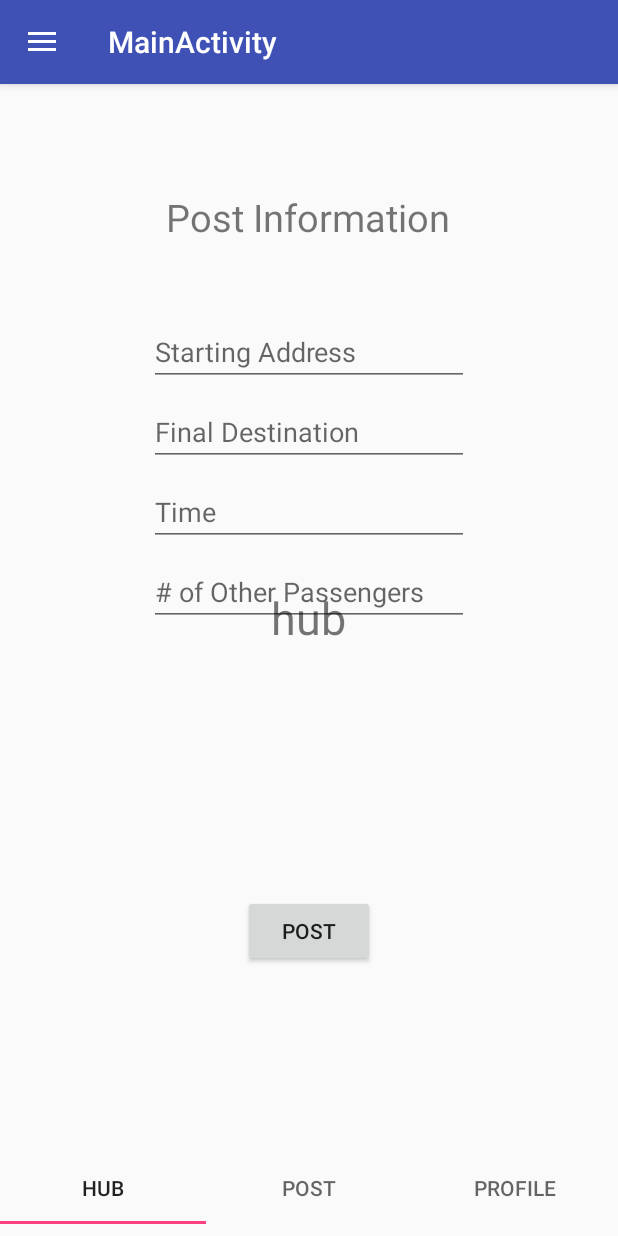
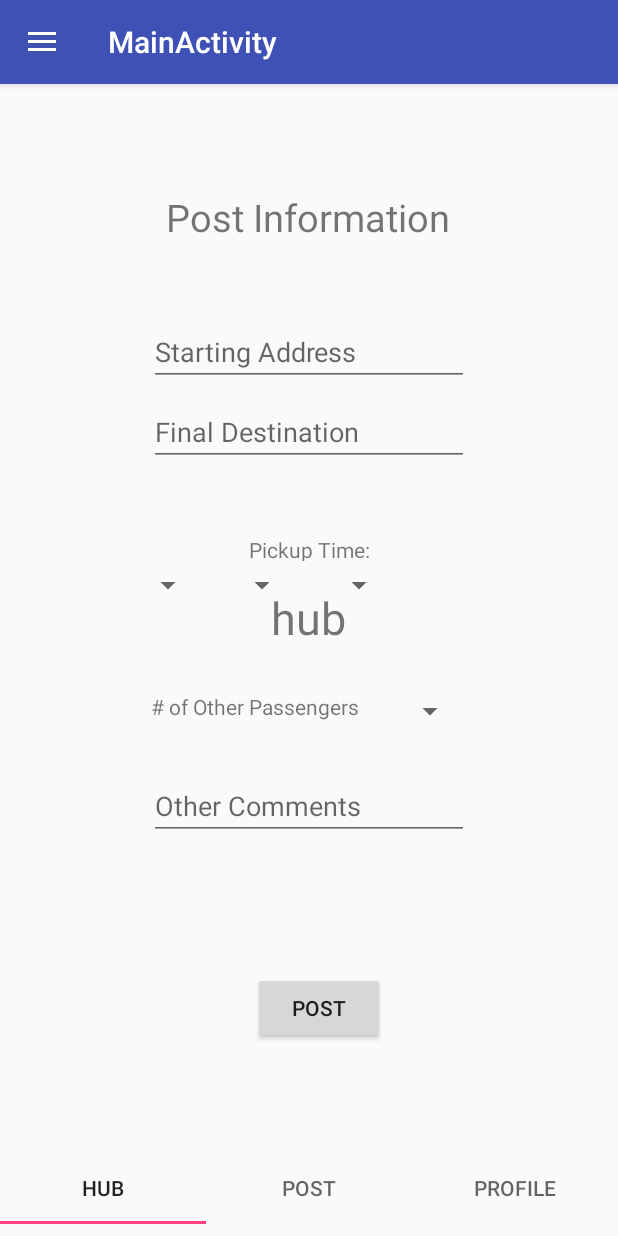
Before and after one commit to zdward/GrouberAndroid, an Android app: the fragment Post_Fragment placed in its activity, on a phone screen of 412 x 824 dp. Run offline under Robolectric (Android 15) with nearby library versions, the phone set to English and light mode, and no system bars.

Commit message:
Fleshed out post page by adding dropdown options and more input boxes.

```diff
--- a/app/src/main/res/layout/fragment_post_.xml
+++ b/app/src/main/res/layout/fragment_post_.xml
@@ -4,7 +4,9 @@
     xmlns:tools="http://schemas.android.com/tools"
     android:layout_width="match_parent"
     android:layout_height="match_parent"
-    tools:context=".Post_Fragment">
+    tools:context=".Post_Fragment"
+    >
+
 
     <TextView
         android:id="@+id/title"
@@ -58,8 +60,26 @@
         app:layout_constraintTop_toBottomOf="@+id/startDestination"
         app:layout_constraintVertical_bias="0.0" />
 
-    <EditText
-        android:id="@+id/time"
+    <Spinner
+        android:id="@+id/hour"
+        android:layout_width="wrap_content"
+        android:layout_height="wrap_content"
+        android:layout_marginStart="60dp"
+        android:layout_marginTop="8dp"
+        android:layout_marginEnd="8dp"
+        android:layout_marginBottom="8dp"
+        android:ems="10"
+        android:hint="Time"
+        android:inputType="textPersonName"
+        app:layout_constraintBottom_toBottomOf="parent"
+        app:layout_constraintEnd_toEndOf="parent"
+        app:layout_constraintHorizontal_bias="0.094"
+        app:layout_constraintStart_toStartOf="parent"
+        app:layout_constraintTop_toBottomOf="@+id/endDestination"
+        app:layout_constraintVertical_bias="0.125" />
+
+    <Spinner
+        android:id="@+id/minute"
         android:layout_width="wrap_content"
         android:layout_height="wrap_content"
         android:layout_marginStart="8dp"
@@ -71,12 +91,31 @@
         android:inputType="textPersonName"
         app:layout_constraintBottom_toBottomOf="parent"
         app:layout_constraintEnd_toEndOf="parent"
-        app:layout_constraintStart_toStartOf="parent"
+        app:layout_constraintHorizontal_bias="0.033"
+        app:layout_constraintStart_toEndOf="@+id/hour"
         app:layout_constraintTop_toBottomOf="@+id/endDestination"
-        app:layout_constraintVertical_bias="0.0" />
+        app:layout_constraintVertical_bias="0.125" />
 
-    <EditText
-        android:id="@+id/OtherPassengers"
+    <Spinner
+        android:id="@+id/am"
+        android:layout_width="wrap_content"
+        android:layout_height="wrap_content"
+        android:layout_marginStart="8dp"
+        android:layout_marginTop="8dp"
+        android:layout_marginEnd="8dp"
+        android:layout_marginBottom="8dp"
+        android:ems="10"
+        android:hint="Time"
+        android:inputType="textPersonName"
+        app:layout_constraintBottom_toBottomOf="parent"
+        app:layout_constraintEnd_toEndOf="parent"
+        app:layout_constraintHorizontal_bias="0.06"
+        app:layout_constraintStart_toEndOf="@+id/minute"
+        app:layout_constraintTop_toBottomOf="@+id/endDestination"
+        app:layout_constraintVertical_bias="0.125" />
+
+    <Spinner
+        android:id="@+id/spinner1"
         android:layout_width="wrap_content"
         android:layout_height="wrap_content"
         android:layout_marginStart="8dp"
@@ -88,9 +127,10 @@
         android:inputType="textPersonName"
         app:layout_constraintBottom_toBottomOf="parent"
         app:layout_constraintEnd_toEndOf="parent"
-        app:layout_constraintStart_toStartOf="parent"
-        app:layout_constraintTop_toBottomOf="@+id/time"
-        app:layout_constraintVertical_bias="0.0" />
+        app:layout_constraintHorizontal_bias="0.141"
+        app:layout_constraintStart_toEndOf="@+id/passengers"
+        app:layout_constraintTop_toTopOf="parent"
+        app:layout_constraintVertical_bias="0.547" />
 
     <Button
         android:id="@+id/btnPost"
@@ -103,8 +143,58 @@
         android:text="Post"
         app:layout_constraintBottom_toBottomOf="parent"
         app:layout_constraintEnd_toEndOf="parent"
+        app:layout_constraintHorizontal_bias="0.521"
         app:layout_constraintStart_toStartOf="parent"
-        app:layout_constraintTop_toBottomOf="@+id/OtherPassengers" />
+        app:layout_constraintTop_toBottomOf="@+id/spinner1"
+        app:layout_constraintVertical_bias="0.561" />
+
+    <TextView
+        android:id="@+id/passengers"
+        android:layout_width="wrap_content"
+        android:layout_height="wrap_content"
+        android:layout_marginStart="8dp"
+        android:layout_marginTop="8dp"
+        android:layout_marginEnd="8dp"
+        android:layout_marginBottom="8dp"
+        android:text="# of Other Passengers"
+        app:layout_constraintBottom_toBottomOf="parent"
+        app:layout_constraintEnd_toEndOf="parent"
+        app:layout_constraintHorizontal_bias="0.359"
+        app:layout_constraintStart_toStartOf="parent"
+        app:layout_constraintTop_toTopOf="parent"
+        app:layout_constraintVertical_bias="0.542" />
+
+    <EditText
+        android:id="@+id/moreMess"
+        android:layout_width="wrap_content"
+        android:layout_height="wrap_content"
+        android:layout_marginStart="8dp"
+        android:layout_marginTop="8dp"
+        android:layout_marginEnd="8dp"
+        android:layout_marginBottom="8dp"
+        android:ems="10"
+        android:hint="Other Comments"
+        android:inputType="textPersonName"
+        app:layout_constraintBottom_toBottomOf="parent"
+        app:layout_constraintEnd_toEndOf="parent"
+        app:layout_constraintStart_toStartOf="parent"
+        app:layout_constraintTop_toTopOf="parent"
+        app:layout_constraintVertical_bias="0.638" />
+
+    <TextView
+        android:id="@+id/timeText"
+        android:layout_width="wrap_content"
+        android:layout_height="17dp"
+        android:layout_marginStart="8dp"
+        android:layout_marginTop="8dp"
+        android:layout_marginEnd="8dp"
+        android:layout_marginBottom="8dp"
+        android:text="Pickup Time:"
+        app:layout_constraintBottom_toBottomOf="parent"
+        app:layout_constraintEnd_toEndOf="parent"
+        app:layout_constraintStart_toStartOf="parent"
+        app:layout_constraintTop_toTopOf="parent"
+        app:layout_constraintVertical_bias="0.398" />
 
 
 </android.support.constraint.ConstraintLayout>
```
